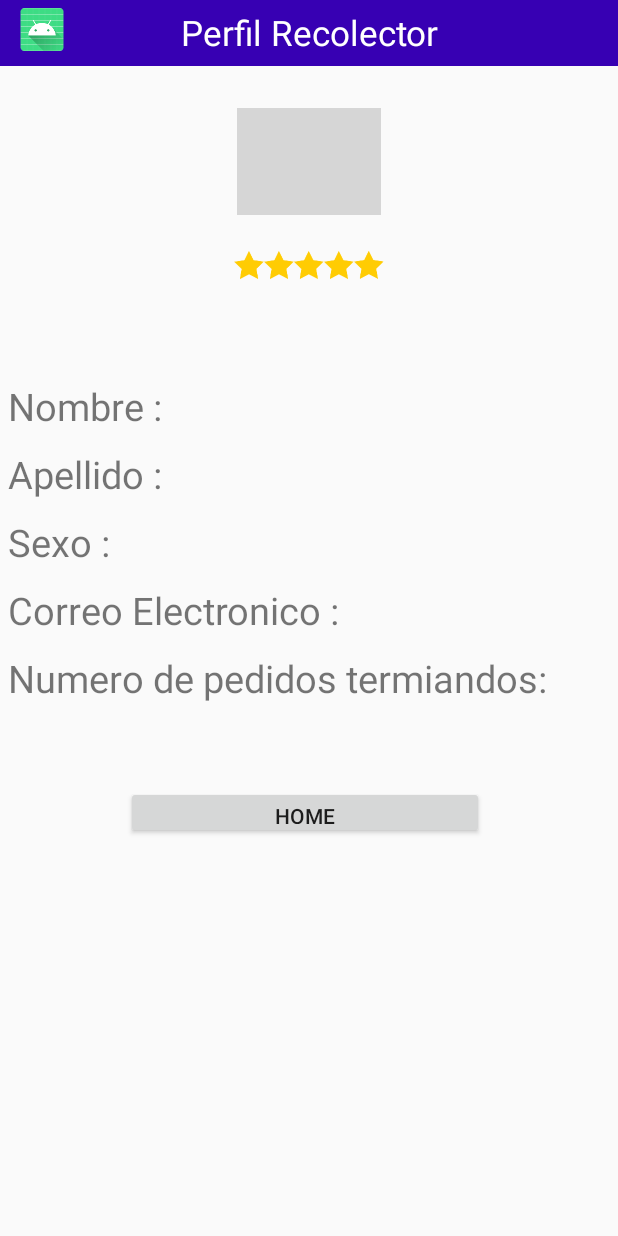
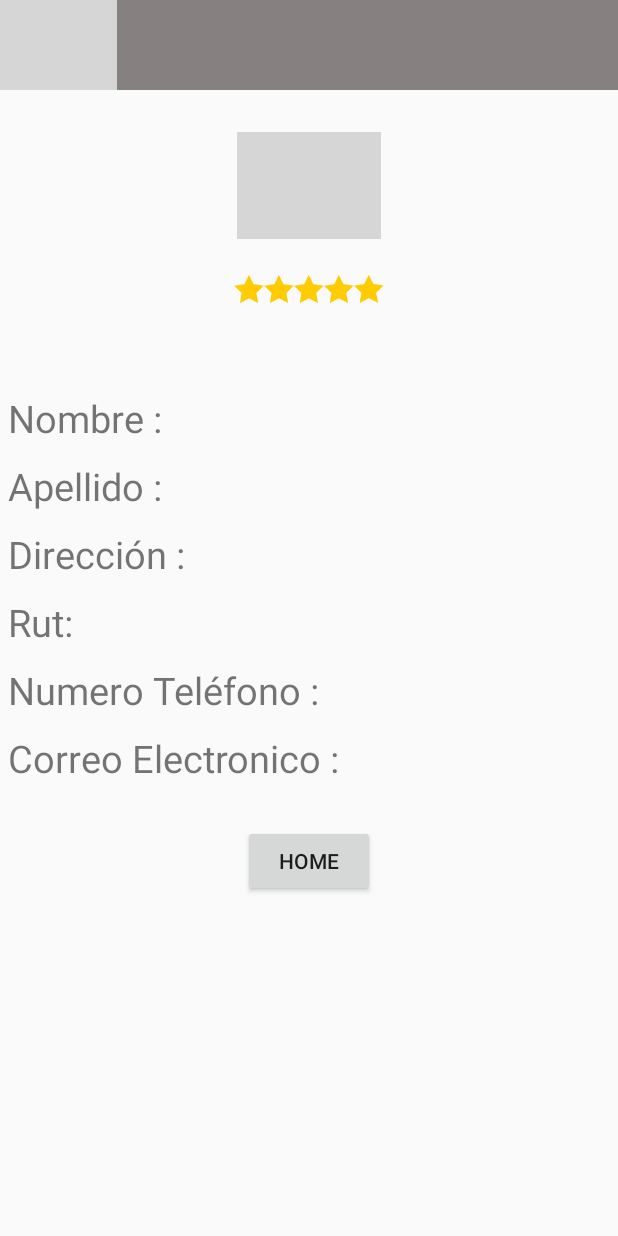
Before and after one commit to equipo2ua/Reciclador, an Android app: the Visualizar_Perfil_Recolector screen opened directly, with no data from a screen before it, on a phone screen of 412 x 824 dp. Run offline under Robolectric (Android 15) with nearby library versions, the phone set to English and light mode, and no system bars; grey boxes are pictures that could not be loaded.

Commit message:
visualizar perfil

```diff
--- a/app/src/main/java/com/example/reciclador/MainActivity.java
+++ b/app/src/main/java/com/example/reciclador/MainActivity.java
@@ -12,9 +12,9 @@ public class MainActivity extends AppCompatActivity {
     @Override
     protected void onCreate(Bundle savedInstanceState) {
         super.onCreate(savedInstanceState);
-        setContentView(R.layout.activity_main);
+        setContentView(R.layout.activity_visualizar_perfil);
 
         Intent intencion = new Intent(MainActivity.this, InicioSesion.class);
-        startActivity(intencion);
+        //startActivity(intencion);
     }
 }
--- a/app/src/main/java/com/example/reciclador/Visualizar_Perfil_Recolector.java
+++ b/app/src/main/java/com/example/reciclador/Visualizar_Perfil_Recolector.java
@@ -9,6 +9,6 @@ public class Visualizar_Perfil_Recolector extends AppCompatActivity {
     @Override
     protected void onCreate(Bundle savedInstanceState) {
         super.onCreate(savedInstanceState);
-        setContentView(R.layout.activity_visualizar__perfil__recolector);
+        setContentView(R.layout.activity_visualizar_perfil);
     }
 }
--- a/app/src/main/res/layout/activity_visualizar__perfil__recolector.xml
+++ /dev/null
@@ -1,150 +0,0 @@
-<?xml version="1.0" encoding="utf-8"?>
-<androidx.constraintlayout.widget.ConstraintLayout xmlns:android="http://schemas.android.com/apk/res/android"
-    xmlns:app="http://schemas.android.com/apk/res-auto"
-    xmlns:tools="http://schemas.android.com/tools"
-    android:layout_width="match_parent"
-    android:layout_height="match_parent"
-    tools:context=".RegistroUsuario">
-
-    <RelativeLayout
-        android:layout_width="match_parent"
-        android:layout_height="wrap_content"
-        tools:ignore="MissingConstraints">
-
-        <RelativeLayout
-            android:id="@+id/RL2"
-            android:layout_width="match_parent"
-            android:layout_height="44dp">
-
-            <TextView
-                android:id="@+id/TV1"
-                android:layout_width="match_parent"
-                android:layout_height="wrap_content"
-                android:height="45dp"
-                android:background="@color/colorPrimaryDark"
-                android:gravity="center_vertical|center_horizontal"
-                android:text="@string/PerfilRecolector"
-                android:textColor="@color/colorBlanco"
-                android:textSize="23sp" />
-
-            <ImageView
-                android:layout_width="40dp"
-                android:layout_height="35dp"
-                android:layout_alignLeft="@id/TV1"
-                android:layout_alignParentStart="true"
-                android:layout_alignParentTop="true"
-                android:layout_alignParentEnd="true"
-                android:layout_alignParentBottom="true"
-                android:layout_marginStart="0dp"
-                android:layout_marginLeft="15dp"
-                android:layout_marginTop="5dp"
-                android:layout_marginEnd="356dp"
-                android:layout_marginBottom="10dp"
-                android:contentDescription="@string/Icono"
-                android:src="@mipmap/ic_launcher" />
-        </RelativeLayout>
-
-        <ScrollView
-            android:id="@+id/SV1"
-            android:layout_below="@+id/RL2"
-            android:layout_width="match_parent"
-            android:layout_height="match_parent"
-            android:orientation="vertical"
-            app:layout_constraintTop_toTopOf="parent">
-
-            <RelativeLayout
-                android:id="@+id/RL1"
-                android:layout_width="match_parent"
-                android:layout_height="match_parent">
-
-                <ImageView
-                    android:id="@+id/imageView"
-                    android:layout_width="wrap_content"
-                    android:layout_height="71dp"
-                    android:layout_alignParentTop="true"
-                    android:layout_centerHorizontal="true"
-                    android:layout_marginTop="28dp"
-                    app:srcCompat="@drawable/perfil" />
-
-                <ImageView
-                    android:id="@+id/imageView3"
-                    android:layout_width="wrap_content"
-                    android:layout_height="71dp"
-                    android:src="@drawable/estrella"
-                    android:layout_centerHorizontal="true"
-                    android:layout_below="@+id/imageView"/>
-
-
-
-                <LinearLayout
-                    android:id="@+id/LL38"
-                    android:paddingTop="33dp"
-                    android:layout_width="match_parent"
-                    android:layout_height="match_parent"
-                    android:orientation="vertical"
-                    android:layout_below="@+id/imageView3">
-
-                    <TextView
-                        android:layout_width="wrap_content"
-                        android:layout_height="wrap_content"
-                        android:text="@string/Nombre"
-                        android:padding="5dp"
-                        android:textSize="25sp">
-                    </TextView>
-                    <TextView
-                        android:layout_width="wrap_content"
-                        android:layout_height="wrap_content"
-                        android:text="@string/Apellido"
-                        android:padding="5dp"
-                        android:textSize="25sp">
-                    </TextView>
-
-                    <TextView
-                        android:layout_width="wrap_content"
-                        android:layout_height="wrap_content"
-                        android:text="@string/Sexo"
-                        android:padding="5dp"
-                        android:textSize="25sp">
-                    </TextView>
-
-                    <TextView
-                        android:layout_width="wrap_content"
-                        android:layout_height="wrap_content"
-                        android:text="@string/Correo"
-                        android:padding="5dp"
-                        android:textSize="25sp">
-                    </TextView>
-                    <TextView
-                        android:layout_width="wrap_content"
-                        android:layout_height="wrap_content"
-                        android:text="@string/Numero_pedidos"
-                        android:padding="5dp"
-                        android:textSize="25sp">
-                    </TextView>
-                </LinearLayout>
-
-                <Button
-                    android:layout_width="238dp"
-                    android:layout_height="35dp"
-                    android:layout_below="@+id/LL38"
-                    android:layout_alignParentStart="true"
-
-                    android:layout_alignParentEnd="true"
-                    android:layout_marginStart="84dp"
-                    android:layout_marginTop="49dp"
-                    android:layout_marginEnd="89dp"
-                    android:text="@string/Home">
-
-                </Button>
-
-
-            </RelativeLayout>
-
-
-
-
-        </ScrollView>
-
-    </RelativeLayout>
-
-</androidx.constraintlayout.widget.ConstraintLayout>
--- a/app/src/main/res/layout/activity_visualizar_perfil.xml
+++ b/app/src/main/res/layout/activity_visualizar_perfil.xml
@@ -63,69 +63,73 @@
                     android:layout_below="@+id/imageView"/>
 
 
+                <LinearLayout
+                    android:id="@+id/LL001"
+                    android:layout_width="match_parent"
+                    android:layout_height="match_parent"
+                    android:layout_below="@+id/imageView3"
+                    android:layout_marginTop="25dp"
+                    android:orientation="horizontal">
 
                     <LinearLayout
                         android:id="@+id/LL38"
                         android:layout_width="wrap_content"
                         android:layout_height="wrap_content"
-                    android:orientation="vertical"
-                    android:layout_below="@+id/imageView3">
+                        android:layout_below="@+id/imageView3"
+                        android:orientation="vertical">
 
                         <TextView
                             android:layout_width="wrap_content"
                             android:layout_height="wrap_content"
+                            android:padding="5dp"
                             android:text="@string/Nombre"
-                        android:padding="5dp"
-                        android:textSize="25sp">
-                    </TextView>
+                            android:textSize="25sp"></TextView>
+
                         <TextView
                             android:layout_width="wrap_content"
                             android:layout_height="wrap_content"
+                            android:padding="5dp"
                             android:text="@string/Apellido"
-                        android:padding="5dp"
-                        android:textSize="25sp">
-                    </TextView>
+                            android:textSize="25sp"></TextView>
+
                         <TextView
                             android:layout_width="wrap_content"
                             android:layout_height="wrap_content"
+                            android:padding="5dp"
                             android:text="@string/Dirección"
-                        android:padding="5dp"
-                        android:textSize="25sp">
-                    </TextView>
+                            android:textSize="25sp"></TextView>
+
                         <TextView
                             android:layout_width="wrap_content"
                             android:layout_height="wrap_content"
-                        android:text="@string/Sexo"
                             android:padding="5dp"
-                        android:textSize="25sp">
-                    </TextView>
+                            android:text="@string/Rut"
+                            android:textSize="25sp"></TextView>
+
                         <TextView
                             android:layout_width="wrap_content"
                             android:layout_height="wrap_content"
+                            android:padding="5dp"
                             android:text="@string/NumeroTe"
-                        android:padding="5dp"
-                        android:textSize="25sp">
-                    </TextView>
+                            android:textSize="25sp"></TextView>
+
                         <TextView
                             android:layout_width="wrap_content"
                             android:layout_height="wrap_content"
+                            android:padding="5dp"
                             android:text="@string/Correo"
-                        android:padding="5dp"
-                        android:textSize="25sp">
-                    </TextView>
+                            android:textSize="25sp"></TextView>
                     </LinearLayout>
 
 
                     <LinearLayout
-                    android:layout_width="175dp"
+                        android:layout_width="wrap_content"
                         android:layout_height="wrap_content"
-                    android:layout_alignParentBottom="true"
-                    android:layout_marginLeft="2dp"
-                    android:layout_marginBottom="169dp"
                         android:layout_toRightOf="@+id/LL38"
                         android:orientation="vertical">
 
                         <TextView
+                            android:id="@+id/tv001"
                             android:layout_width="wrap_content"
                             android:layout_height="wrap_content"
                             android:padding="5sp"
@@ -133,6 +137,7 @@
                             android:textSize="25sp"></TextView>
 
                         <TextView
+                            android:id="@+id/tv002"
                             android:layout_width="wrap_content"
                             android:layout_height="wrap_content"
                             android:padding="5dp"
@@ -140,6 +145,7 @@
                             android:textSize="25sp"></TextView>
 
                         <TextView
+                            android:id="@+id/tv003"
                             android:layout_width="wrap_content"
                             android:layout_height="wrap_content"
                             android:padding="5dp"
@@ -147,6 +153,7 @@
                             android:textSize="25sp"></TextView>
 
                         <TextView
+                            android:id="@+id/tv004"
                             android:layout_width="wrap_content"
                             android:layout_height="wrap_content"
                             android:padding="5dp"
@@ -154,30 +161,39 @@
                             android:textSize="25sp"></TextView>
 
                         <TextView
+                            android:id="@+id/tv005"
                             android:layout_width="wrap_content"
                             android:layout_height="wrap_content"
                             android:padding="5dp"
                             android:text="@string/vacio"
                             android:textSize="25sp"></TextView>
-
                         <TextView
+                            android:id="@+id/tv006"
                             android:layout_width="wrap_content"
                             android:layout_height="wrap_content"
                             android:padding="5dp"
                             android:text="@string/vacio"
                             android:textSize="25sp">
+                        </TextView>
 
-                    </TextView>
                     </LinearLayout>
-            </RelativeLayout>
 
 
 
+                </LinearLayout>
+                <Button
+                    android:layout_marginTop="22dp"
+                    android:layout_centerHorizontal="true"
+                    android:layout_below="@+id/LL001"
+                    android:id="@+id/button6"
+                    android:layout_width="wrap_content"
+                    android:layout_height="wrap_content"
+                    android:layout_weight="1"
+                    android:text="@string/Home" />
 
 
 
-
-
+            </RelativeLayout>
 
 
 
--- a/app/src/main/res/values/strings.xml
+++ b/app/src/main/res/values/strings.xml
@@ -54,6 +54,8 @@
     <string name="PerfilRecolector">Perfil Recolector</string>
     <string name="Numero_pedidos">Numero de pedidos termiandos:</string>
     <string name="Rut">Rut:</string>
+
+
     <string name="Linkedin"><a href="http://www.bla.com">Ir a linkedin</a></string>
 
 </resources>
```
Lines whose indentation alone changed are shown as unchanged.
